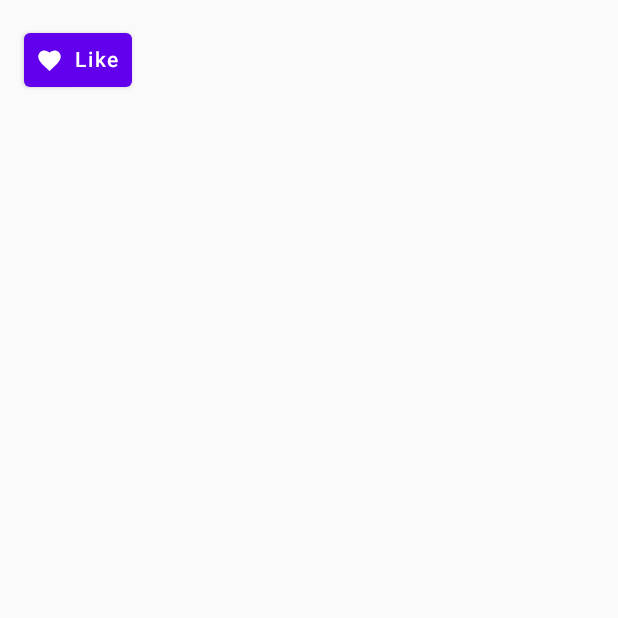
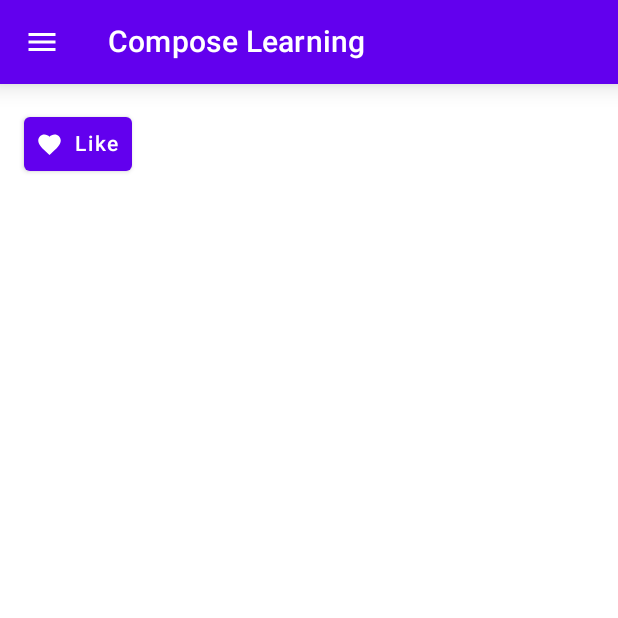
Before and after one commit to KethuY/ComposeSamples, an Android app built with Jetpack Compose: the screen it shows after launch (MainActivity), after a tap on "Like", on a phone screen of 412 x 824 dp, the top half of it. Run offline under Robolectric (Android 15) with nearby library versions, the phone set to English and light mode, and no system bars; pictures from the network do not load.

Commit message:
Material button function committed'

```diff
--- a/app/src/main/java/com/example/composesample/MainActivity.kt
+++ b/app/src/main/java/com/example/composesample/MainActivity.kt
@@ -14,6 +14,7 @@ import androidx.compose.foundation.shape.RoundedCornerShape
 import androidx.compose.material.*
 import androidx.compose.material.icons.Icons
 import androidx.compose.material.icons.filled.Favorite
+import androidx.compose.material.icons.filled.Menu
 import androidx.compose.runtime.*
 import androidx.compose.ui.Modifier
 import androidx.compose.ui.graphics.Color
@@ -35,26 +36,56 @@ class MainActivity : ComponentActivity() {
         super.onCreate(savedInstanceState)
         setContent {
             ComposeSampleTheme {
-
-                Column(Modifier.padding(16.dp)) {
-                    Button(onClick = { Toast.makeText(this@MainActivity,"Clicked",Toast.LENGTH_LONG).show() }, contentPadding = PaddingValues(8.dp)) {
-                        Icon(Icons.Filled.Favorite , contentDescription ="Fav" , modifier = Modifier.size(ButtonDefaults.IconSize))
-                        Spacer(Modifier.size(ButtonDefaults.IconSpacing) )
-                        Text(text = "Like")
-                    }
-                }
+              ShowMaterialBg()
 
             }
         }
     }
+
+    @Composable
+    private fun ShowMaterialBg() {
+
+        Scaffold(
+            topBar = {
+                TopAppBar(
+
+                    title = {
+                        Text("Compose Learning", color = Color.White)
+                    },
+                    elevation = 10.dp,
+                    navigationIcon = {
+                        IconButton(onClick = {
+
+                        }) {
+
+                            Icon(Icons.Filled.Menu, contentDescription = null)
+                        }
+                    },
+                    backgroundColor = MaterialTheme.colors.primary,
+                    contentColor = Color.White,
+                )
+            },
+             content = {
+            Column(Modifier.padding(16.dp)) {
+                Button(onClick = {
+                    Toast.makeText(
+                        this@MainActivity,
+                        "Clicked",
+                        Toast.LENGTH_LONG
+                    ).show()
+                }, contentPadding = PaddingValues(8.dp)) {
+                    Icon(
+                        Icons.Filled.Favorite,
+                        contentDescription = "Fav",
+                        modifier = Modifier.size(ButtonDefaults.IconSize)
+                    )
+                    Spacer(Modifier.size(ButtonDefaults.IconSpacing))
+                    Text(text = "Like")
+                }
+            }
+        })
+    }
 }
-
-
-
-
-
-
-
 
 
 
```
